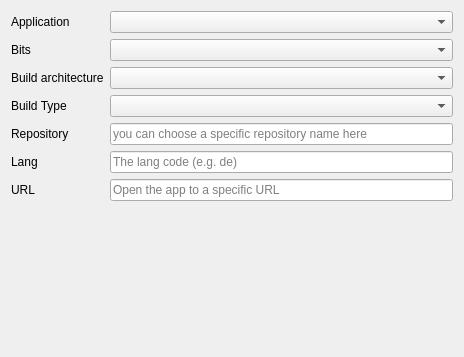
Old version of the form gui/mozregui/ui/intro.ui in the repository mozilla/mozregression.
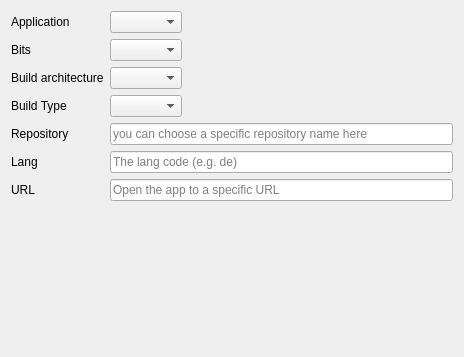
New version of the form.

Commit message: Fix field lengths in bisection wizard (#695)

Diff of the .ui file:
```diff
--- a/gui/mozregui/ui/intro.ui
+++ b/gui/mozregui/ui/intro.ui
@@ -14,6 +14,9 @@
    <string>Form</string>
   </property>
   <layout class="QFormLayout" name="formLayout">
+   <property name="fieldGrowthPolicy">
+    <enum>QFormLayout::ExpandingFieldsGrow</enum>
+   </property>
    <item row="0" column="0">
     <widget class="QLabel" name="label">
      <property name="text">
```
Lines whose indentation alone changed are shown as unchanged.
